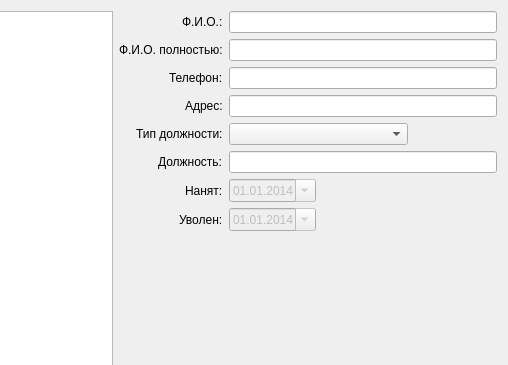
This is RepairCenter/catemployees.ui in Feo-d-oR/YARC as Qt 5 draws it before an edit; both pictures show x 402 to 910 and y 0 to 365 of the 910 by 484 pixel window. The edited form follows.
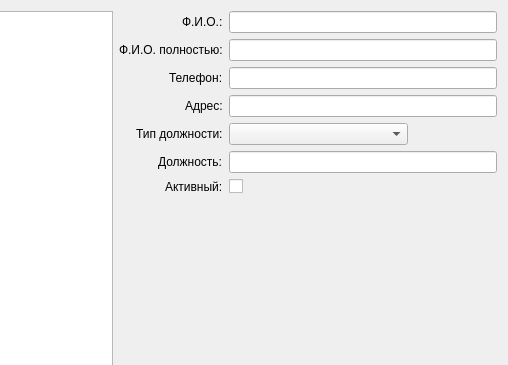
This is the edited form. Icons and pictures are not drawn.

Patch:
```diff
--- a/RepairCenter/catemployees.ui
+++ b/RepairCenter/catemployees.ui
@@ -300,54 +300,14 @@
      <item row="6" column="0">
       <widget class="QLabel" name="label_5">
        <property name="text">
-        <string>Нанят:</string>
+        <string>Активный:</string>
        </property>
       </widget>
      </item>
      <item row="6" column="1">
-      <widget class="QDateEdit" name="eHired">
-       <property name="enabled">
-        <bool>false</bool>
-       </property>
-       <property name="displayFormat">
-        <string>dd.MM.yyyy</string>
-       </property>
-       <property name="calendarPopup">
-        <bool>true</bool>
-       </property>
-       <property name="date">
-        <date>
-         <year>2014</year>
-         <month>1</month>
-         <day>1</day>
-        </date>
-       </property>
-      </widget>
-     </item>
-     <item row="7" column="0">
-      <widget class="QLabel" name="label_6">
+      <widget class="QCheckBox" name="eisActive">
        <property name="text">
-        <string>Уволен:</string>
-       </property>
-      </widget>
-     </item>
-     <item row="7" column="1">
-      <widget class="QDateEdit" name="eDismissed">
-       <property name="enabled">
-        <bool>false</bool>
-       </property>
-       <property name="displayFormat">
-        <string>dd.MM.yyyy</string>
-       </property>
-       <property name="calendarPopup">
-        <bool>true</bool>
-       </property>
-       <property name="date">
-        <date>
-         <year>2014</year>
-         <month>1</month>
-         <day>1</day>
-        </date>
+        <string/>
        </property>
       </widget>
      </item>
```
